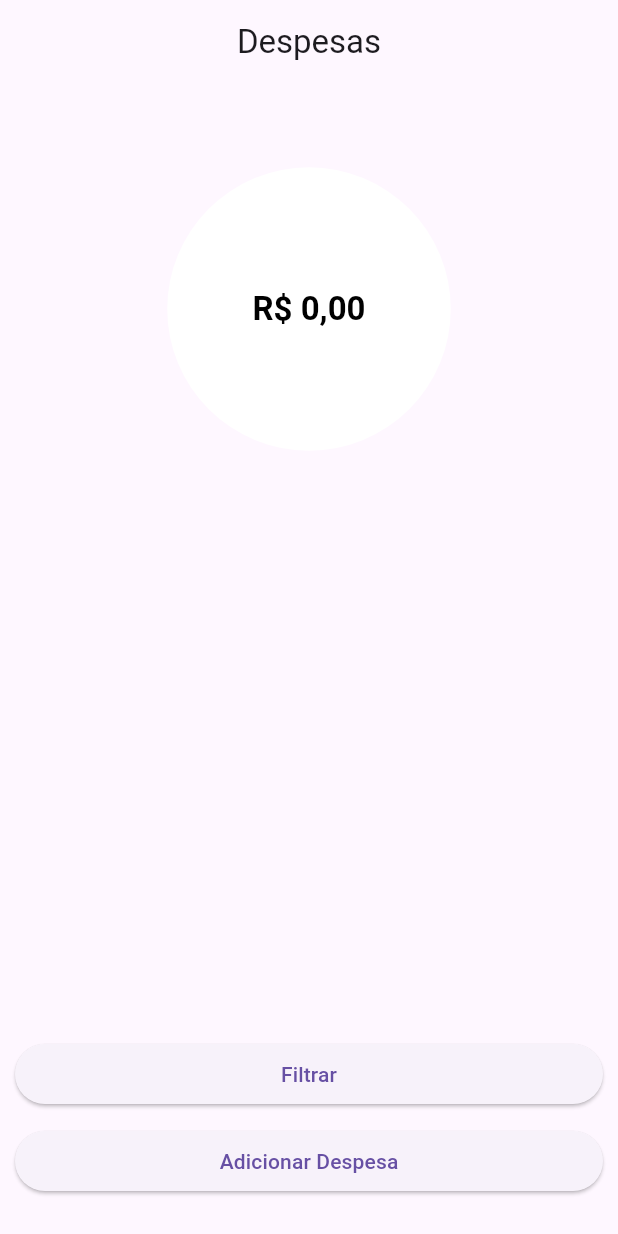
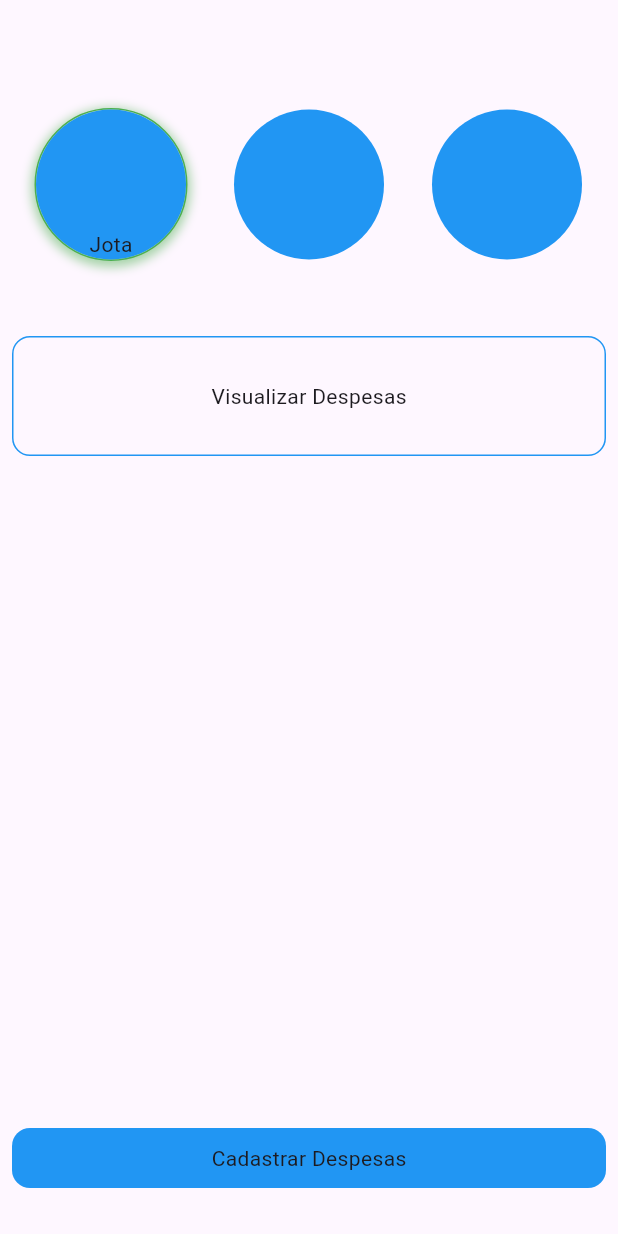
Before and after one commit to JotaJrJr/despesas-pessoal, a Flutter app: the screen it shows after launch, on a phone screen of 412 x 824 dp. Run offline on Flutter 3.47's test engine with Material 3 defaults, Android fonts, the phone set to English and light mode, and no system bars; our stand-ins replace cloud_firestore, drift, firebase_core; accounts and stored records are empty; generated files the repository leaves out were written again.

Commit message:
ajustes UI e listagem, refatoracao de UI/UX

```diff
--- a/lib/common/database/tables/despesa.dart
+++ b/lib/common/database/tables/despesa.dart
@@ -8,4 +8,5 @@ class Despesa extends Table {
   TextColumn get idCategoria => text().nullable().named("ID_CATEGORIA")();
   TextColumn get descricaoCategoria => text().nullable().named("DESCRICAO_CATEGORIA")();
   BoolColumn get sincronizado => boolean().nullable().named("SINCRONIZADO")();
+  IntColumn get perfil => integer().nullable().named("PERFIL")();
 }
--- /dev/null
+++ b/lib/common/feature/filtro/viewmodel/filtro_view_model.dart
@@ -0,0 +1 @@
+class FiltroViewModel {}
--- a/lib/common/feature/home/view/home_page.dart
+++ /dev/null
@@ -1,149 +0,0 @@
-import 'package:despesas/common/database/app_db.dart';
-import 'package:despesas/common/database/services/service_despesa_impl.dart';
-import 'package:despesas/common/feature/cadastrar_despesa/view/cadastrar_despesa_page.dart';
-import 'package:despesas/common/feature/home/viewmodel/home_view_model.dart';
-import 'package:despesas/common/feature/home/widgets/donut_chat_widget.dart';
-import 'package:despesas/common/models/despesa_model.dart';
-import 'package:despesas/common/widgets/delete_despesa_dialog_widget.dart';
-import 'package:flutter/material.dart';
-import 'package:intl/intl.dart';
-import 'package:provider/provider.dart';
-import '../../../utils/safe_handler.dart';
-
-class HomePage extends StatefulWidget {
-  const HomePage({super.key});
-
-  @override
-  State<HomePage> createState() => _HomePageState();
-}
-
-class _HomePageState extends State<HomePage> with SingleTickerProviderStateMixin {
-  late HomeViewModel _viewModel;
-
-  @override
-  void initState() {
-    super.initState();
-
-    _viewModel = HomeViewModel(
-      serviceDespesaImpl: ServiceDespesaImpl(
-        dao: Provider.of<AppDb>(context, listen: false).despesaDao,
-      ),
-    );
-
-    _viewModel.fillListaDespesas();
-  }
-
-  @override
-  Widget build(BuildContext context) {
-    return Scaffold(
-      appBar: AppBar(
-        title: const Text("Despesas"),
-        centerTitle: true,
-      ),
-      body: AnimatedBuilder(
-          animation: _viewModel,
-          builder: (_, __) {
-            return Column(
-              children: [
-                DonutChartWidget(
-                  despesas: _viewModel.listaDespesas,
-                  valorTotal: _viewModel.valorTotal.toString(),
-                ),
-                Expanded(
-                  child: ListView.builder(
-                    itemCount: _viewModel.listaDespesas.length,
-                    // itemCount: 4,
-                    shrinkWrap: true,
-                    itemBuilder: (context, index) {
-                      DespesaModel despesa = _viewModel.listaDespesas[index];
-
-                      return Padding(
-                        padding: const EdgeInsets.all(4),
-                        child: Container(
-                          padding: const EdgeInsets.all(8.0),
-                          decoration: BoxDecoration(
-                              borderRadius: const BorderRadius.all(
-                                Radius.circular(20.0),
-                              ),
-                              border: Border.all(
-                                color: Colors.red,
-                              )),
-                          child: Row(
-                            // mainAxisAlignment: MainAxisAlignment.start,
-                            children: [
-                              Column(
-                                // mainAxisAlignment: MainAxisAlignment.start,
-                                crossAxisAlignment: CrossAxisAlignment.start,
-                                children: [
-                                  Text(SafeHandler.value(despesa.descricao)),
-                                  Text(SafeHandler.value(despesa.descricaoCategoria)),
-                                ],
-                              ),
-                              const Spacer(),
-                              Column(
-                                children: [
-                                  Text(SafeHandler.value(formatCurrency(despesa.valor!))),
-                                  despesa.data != null ? Text(SafeHandler.value(formatTimestamp(despesa.data!))) : Container(),
-                                ],
-                              ),
-                              IconButton(
-                                onPressed: () => showDeleteAlertDialog(despesa.id!),
-                                icon: const Icon(Icons.delete),
-                              )
-                            ],
-                          ),
-                        ),
-                      );
-                    },
-                  ),
-                ),
-                // const Spacer(),
-                Container(
-                  width: double.infinity,
-                  padding: const EdgeInsets.symmetric(horizontal: 10),
-                  child: ElevatedButton(
-                    onPressed: () {},
-                    child: const Text("Filtrar"),
-                  ),
-                ),
-                Container(
-                  padding: const EdgeInsets.all(10),
-                  width: double.infinity,
-                  child: ElevatedButton(
-                    onPressed: () => _navigateToPage(const CadastrarDespesaPage()).then((value) => _viewModel.fillListaDespesas()),
-                    child: const Text("Adicionar Despesa"),
-                  ),
-                ),
-                const SizedBox(height: 16.0),
-              ],
-            );
-          }),
-    );
-  }
-
-  String formatCurrency(double value) {
-    NumberFormat currencyFormat = NumberFormat.currency(locale: 'pt_BR', symbol: 'R\$');
-    return currencyFormat.format(value);
-  }
-
-  String formatTimestamp(int timestamp) {
-    DateTime dateTime = DateTime.fromMillisecondsSinceEpoch(timestamp);
-    DateFormat dateFormat = DateFormat('dd/MM/yyyy');
-    return dateFormat.format(dateTime);
-  }
-
-  showDeleteAlertDialog(String id) {
-    return showDialog(
-        context: context,
-        builder: (context) {
-          return DeleteDespesaDialogWidget(
-            onPressed: () {
-              _viewModel.deleteDespesa(id);
-              Navigator.pop(context);
-            },
-          );
-        });
-  }
-
-  Future<void> _navigateToPage(Widget page) => Navigator.push(context, MaterialPageRoute(builder: (context) => page));
-}
--- /dev/null
+++ b/lib/common/feature/perfil/view/perfil_page.dart
@@ -0,0 +1,75 @@
+import 'package:despesas/common/feature/lista_despesas/view/lista_despesas_page.dart';
+import 'package:despesas/common/feature/perfil/widget/perfil_choice_widget.dart';
+import 'package:flutter/material.dart';
+
+class PerfilPage extends StatefulWidget {
+  const PerfilPage({super.key});
+
+  @override
+  State<PerfilPage> createState() => _PerfilPageState();
+}
+
+class _PerfilPageState extends State<PerfilPage> {
+  int currentProfile = 1;
+
+  bool onPressed = false;
+
+  @override
+  Widget build(BuildContext context) {
+    return Scaffold(
+      body: Padding(
+        padding: const EdgeInsets.symmetric(horizontal: 8.0, vertical: 12.0),
+        child: Column(
+          children: [
+            const SizedBox(height: 60.0),
+            PerfilChoiceWidget(
+              currentProfile: currentProfile,
+              onProfileSelected: (profile) {
+                setState(() {
+                  currentProfile = profile;
+                });
+              },
+            ),
+            const SizedBox(height: 50),
+            InkWell(
+              highlightColor: Colors.blue,
+              splashColor: Colors.blue,
+              onHighlightChanged: (value) => setState(() => onPressed = value),
+              onTap: () => {
+                Future.delayed(const Duration(milliseconds: 250), () {
+                  _navigateToPage(const ListaDespesasPage());
+                })
+              },
+              child: Container(
+                width: double.infinity,
+                height: 80.0,
+                decoration: BoxDecoration(
+                    // color: Colors.blue,
+                    borderRadius: BorderRadius.circular(12.0),
+                    border: Border.all(color: Colors.blue)),
+                child: const Center(
+                  child: Text("Visualizar Despesas"),
+                ),
+              ),
+            ),
+            const Spacer(),
+            Container(
+              width: double.infinity,
+              height: 40.0,
+              decoration: BoxDecoration(
+                color: Colors.blue,
+                borderRadius: BorderRadius.circular(12.0),
+              ),
+              child: const Center(
+                child: Text("Cadastrar Despesas"),
+              ),
+            ),
+            const SizedBox(height: 20.0),
+          ],
+        ),
+      ),
+    );
+  }
+
+  Future<void> _navigateToPage(Widget page) => Navigator.push(context, MaterialPageRoute(builder: (context) => page));
+}
--- /dev/null
+++ b/lib/common/feature/perfil/widget/perfil_choice_widget.dart
@@ -0,0 +1,76 @@
+import 'package:flutter/material.dart';
+
+class PerfilChoiceWidget extends StatelessWidget {
+  final int currentProfile;
+  final Function(int) onProfileSelected;
+
+  const PerfilChoiceWidget({Key? key, required this.currentProfile, required this.onProfileSelected}) : super(key: key);
+
+  @override
+  Widget build(BuildContext context) {
+    return Row(
+      crossAxisAlignment: CrossAxisAlignment.end,
+      mainAxisAlignment: MainAxisAlignment.spaceAround,
+      children: [
+        InkWell(
+          onTap: () => onProfileSelected(1),
+          child: _buildProfileWidget(1, "Jota"),
+        ),
+        InkWell(
+          onTap: () => onProfileSelected(2),
+          child: _buildProfileWidget(2, "Ambos"),
+        ),
+        InkWell(
+          onTap: () => onProfileSelected(3),
+          child: _buildProfileWidget(3, "Déborah"),
+        ),
+      ],
+    );
+  }
+
+  Widget _buildProfileWidget(int profileNumber, String profileName) {
+    bool isSelected = currentProfile == profileNumber;
+
+    return Stack(
+      clipBehavior: Clip.none,
+      alignment: AlignmentDirectional.topCenter,
+      children: [
+        Container(
+          decoration: BoxDecoration(
+            border: Border.all(
+              color: isSelected ? Colors.green : Colors.transparent,
+            ),
+            shape: BoxShape.circle,
+            boxShadow: isSelected
+                ? [
+                    BoxShadow(
+                      color: Colors.green.withOpacity(0.5),
+                      spreadRadius: 2,
+                      blurRadius: 5,
+                      offset: const Offset(0, 2),
+                    ),
+                  ]
+                : [],
+          ),
+          child: const CircleAvatar(
+            radius: 50,
+            backgroundColor: Colors.blue,
+            // child: Image,
+          ),
+        ),
+        if (isSelected)
+          Positioned(
+            top: 75,
+            child: Container(
+              padding: const EdgeInsets.all(6.0),
+              decoration: BoxDecoration(
+                color: Colors.transparent,
+                borderRadius: BorderRadius.circular(15.0),
+              ),
+              child: Text(profileName),
+            ),
+          ),
+      ],
+    );
+  }
+}
--- a/lib/main.dart
+++ b/lib/main.dart
@@ -1,5 +1,5 @@
 import 'package:despesas/common/database/app_db.dart';
-import 'package:despesas/common/feature/home/view/home_page.dart';
+import 'package:despesas/common/feature/perfil/view/perfil_page.dart';
 import 'package:flutter/material.dart';
 import 'package:firebase_core/firebase_core.dart';
 import 'package:provider/provider.dart';
@@ -29,7 +29,7 @@ class MyApp extends StatelessWidget {
       child: const MaterialApp(
         debugShowCheckedModeBanner: false,
         title: 'Flutter Demo',
-        home: HomePage(),
+        home: PerfilPage(),
       ),
     );
   }
```
Also changed, not shown: lib/common/feature/filtro/view/filtro_page.dart (added, +15 -0 lines), lib/common/feature/lista_despesas/view/lista_despesas_page.dart (added, +154 -0 lines), lib/common/feature/lista_despesas/viewmodel/lista_despesas_view_model.dart.dart (renamed from lib/common/feature/home/viewmodel/home_view_model.dart, +13 -2 lines), lib/common/models/despesa_model.dart (+6 -1 lines), lib/common/widgets/grid_item_widget.dart (added, +50 -0 lines), lib/common/database/app_db.g.dart, lib/common/feature/lista_despesas/widgets/donut_chat_widget.dart (renamed from lib/common/feature/home/widgets/donut_chat_widget.dart).
